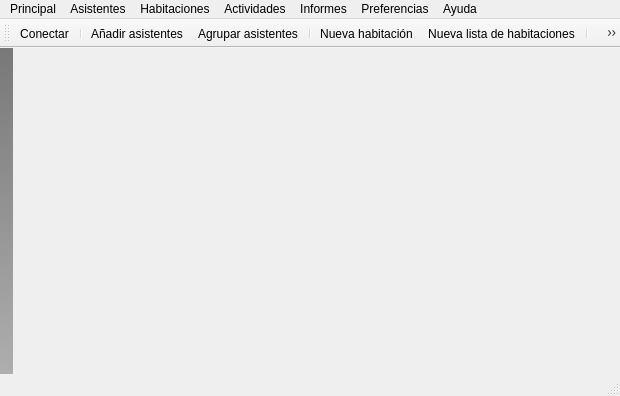
Above: MyAcolito/mainwindow.ui from Kalebros/myacolito before the change. Below: the same form after it.
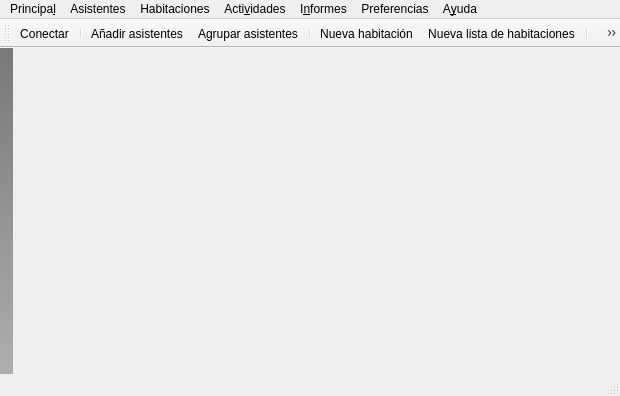
That is the form after the change. Icons and pictures are not drawn. Custom widgets are drawn as their Qt base class.

The edit to the form file:
```diff
--- a/MyAcolito/mainwindow.ui
+++ b/MyAcolito/mainwindow.ui
@@ -30,12 +30,12 @@
      <x>0</x>
      <y>0</y>
      <width>620</width>
-     <height>21</height>
+     <height>28</height>
     </rect>
    </property>
    <widget class="QMenu" name="menuPrincipal">
     <property name="title">
-     <string>Principal</string>
+     <string>Principa&amp;l</string>
     </property>
     <addaction name="actionConectar"/>
     <addaction name="separator"/>
@@ -67,7 +67,7 @@
    </widget>
    <widget class="QMenu" name="menuActividades">
     <property name="title">
-     <string>Actividades</string>
+     <string>Acti&amp;vidades</string>
     </property>
     <addaction name="actionNueva_actividad"/>
     <addaction name="actionImprimir_actividades_por_dias"/>
@@ -79,7 +79,7 @@
    </widget>
    <widget class="QMenu" name="menuInformes">
     <property name="title">
-     <string>Informes</string>
+     <string>I&amp;nformes</string>
     </property>
     <widget class="QMenu" name="menuActividades_2">
      <property name="title">
@@ -100,7 +100,7 @@
    </widget>
    <widget class="QMenu" name="menuAyuda">
     <property name="title">
-     <string>Ayuda</string>
+     <string>A&amp;yuda</string>
     </property>
     <addaction name="actionAcerca_de_Qt"/>
    </widget>
```
Left out of the diff: 42 changed lines with no effect on the pictures.
